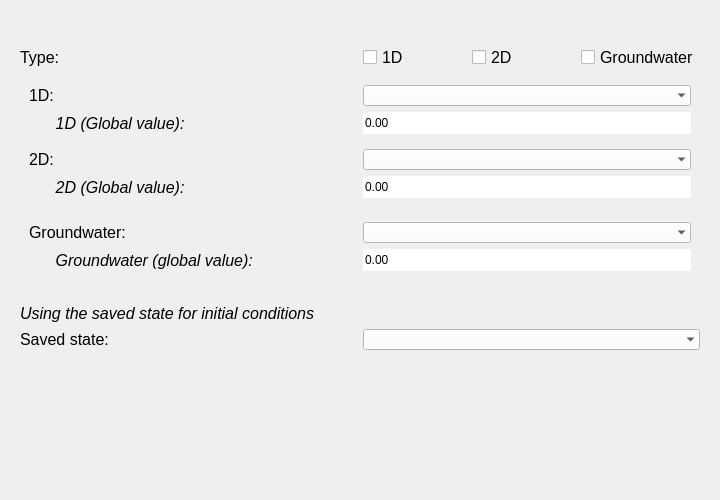
Above: threedi_api_qgis_client/ui/page_initial_conditions.ui from nens/threedi-api-qgis-client before the change. Below: the same form after it.
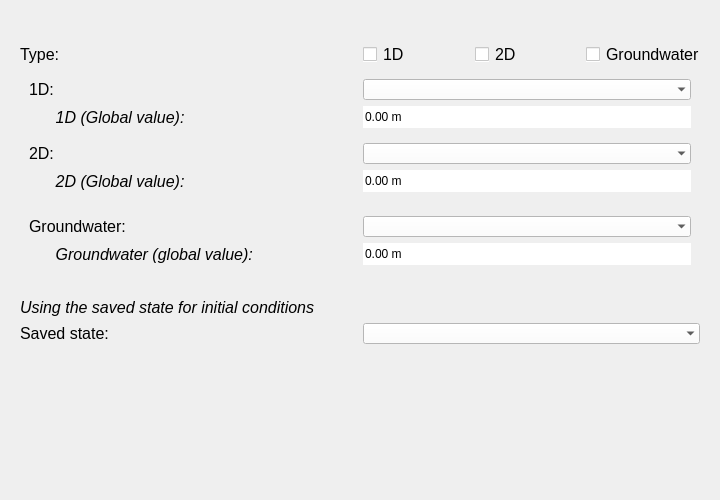
That is the form after the change.

```diff
--- a/threedi_api_qgis_client/ui/page_initial_conditions.ui
+++ b/threedi_api_qgis_client/ui/page_initial_conditions.ui
@@ -121,9 +121,39 @@
         </property>
         <item>
          <widget class="QCheckBox" name="cb_1d">
+          <property name="maximumSize">
+           <size>
+            <width>14</width>
+            <height>16777215</height>
+           </size>
+          </property>
           <property name="font">
            <font>
             <family>Segoe UI</family>
+            <pointsize>12</pointsize>
+           </font>
+          </property>
+          <property name="autoFillBackground">
+           <bool>false</bool>
+          </property>
+          <property name="styleSheet">
+           <string notr="true">QCheckBox{background-color: white;}</string>
+          </property>
+          <property name="text">
+           <string/>
+          </property>
+          <property name="checkable">
+           <bool>true</bool>
+          </property>
+          <property name="checked">
+           <bool>false</bool>
+          </property>
+         </widget>
+        </item>
+        <item>
+         <widget class="QLabel" name="label_4">
+          <property name="font">
+           <font>
             <pointsize>12</pointsize>
            </font>
           </property>
@@ -134,9 +164,33 @@
         </item>
         <item>
          <widget class="QCheckBox" name="cb_2d">
+          <property name="maximumSize">
+           <size>
+            <width>14</width>
+            <height>16777215</height>
+           </size>
+          </property>
           <property name="font">
            <font>
             <family>Segoe UI</family>
+            <pointsize>12</pointsize>
+           </font>
+          </property>
+          <property name="autoFillBackground">
+           <bool>false</bool>
+          </property>
+          <property name="styleSheet">
+           <string notr="true">QCheckBox{background-color: white;}</string>
+          </property>
+          <property name="text">
+           <string/>
+          </property>
+         </widget>
+        </item>
+        <item>
+         <widget class="QLabel" name="label_6">
+          <property name="font">
+           <font>
             <pointsize>12</pointsize>
            </font>
           </property>
@@ -147,9 +201,33 @@
         </item>
         <item>
          <widget class="QCheckBox" name="cb_groundwater">
+          <property name="maximumSize">
+           <size>
+            <width>14</width>
+            <height>16777215</height>
+           </size>
+          </property>
           <property name="font">
            <font>
             <family>Segoe UI</family>
+            <pointsize>12</pointsize>
+           </font>
+          </property>
+          <property name="autoFillBackground">
+           <bool>false</bool>
+          </property>
+          <property name="styleSheet">
+           <string notr="true">QCheckBox{background-color: white;}</string>
+          </property>
+          <property name="text">
+           <string/>
+          </property>
+         </widget>
+        </item>
+        <item>
+         <widget class="QLabel" name="label_9">
+          <property name="font">
+           <font>
             <pointsize>12</pointsize>
            </font>
           </property>
@@ -218,6 +296,12 @@
            <property name="buttonSymbols">
             <enum>QAbstractSpinBox::NoButtons</enum>
            </property>
+           <property name="prefix">
+            <string/>
+           </property>
+           <property name="suffix">
+            <string> m</string>
+           </property>
            <property name="minimum">
             <double>-100000000000000005366162204393472.000000000000000</double>
            </property>
@@ -227,7 +311,7 @@
           </widget>
          </item>
          <item row="1" column="1">
-          <widget class="QLabel" name="label_9">
+          <widget class="QLabel" name="label_1d_gv">
            <property name="font">
             <font>
              <family>Segoe UI</family>
@@ -255,7 +339,7 @@
         </property>
         <layout class="QGridLayout" name="gridLayout_2">
          <item row="2" column="0">
-          <widget class="QLabel" name="label_4">
+          <widget class="QLabel" name="label_2d_gv">
            <property name="font">
             <font>
              <family>Segoe UI</family>
@@ -317,6 +401,9 @@
            <property name="buttonSymbols">
             <enum>QAbstractSpinBox::NoButtons</enum>
            </property>
+           <property name="suffix">
+            <string> m</string>
+           </property>
            <property name="minimum">
             <double>-100000000000000005366162204393472.000000000000000</double>
            </property>
@@ -345,7 +432,7 @@
           </widget>
          </item>
          <item row="1" column="0">
-          <widget class="QLabel" name="label_6">
+          <widget class="QLabel" name="label_gw_gv">
            <property name="font">
             <font>
              <family>Segoe UI</family>
@@ -388,6 +475,9 @@
            <property name="buttonSymbols">
             <enum>QAbstractSpinBox::NoButtons</enum>
            </property>
+           <property name="suffix">
+            <string> m</string>
+           </property>
            <property name="minimum">
             <double>-100000000000000005366162204393472.000000000000000</double>
            </property>
```
